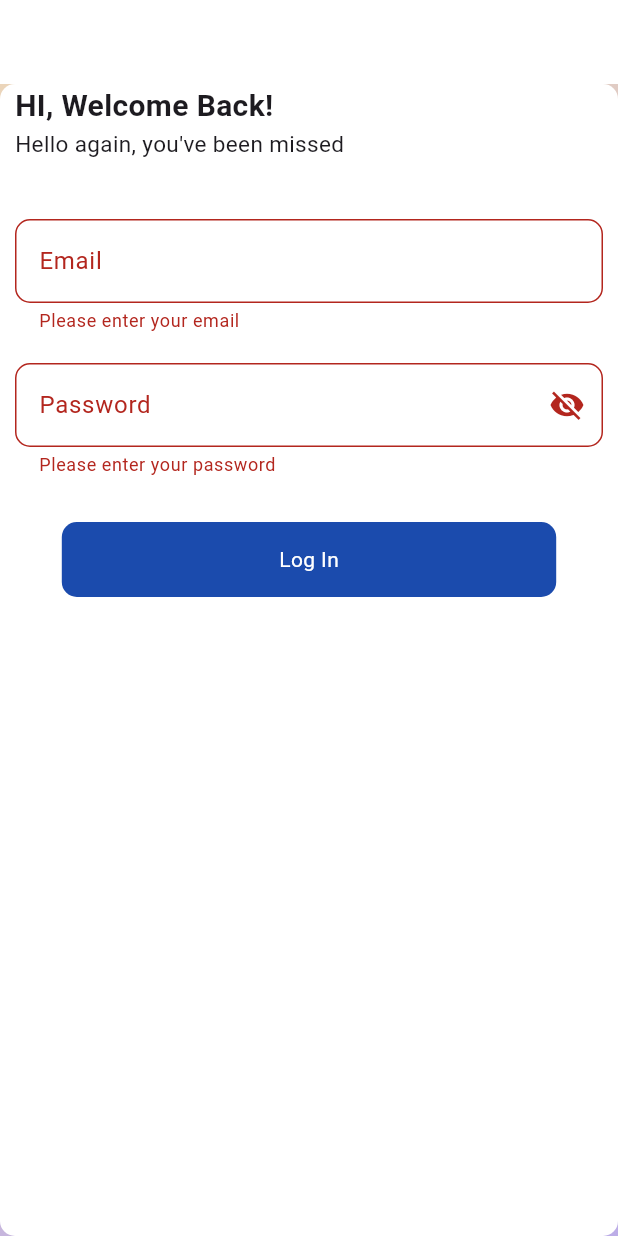
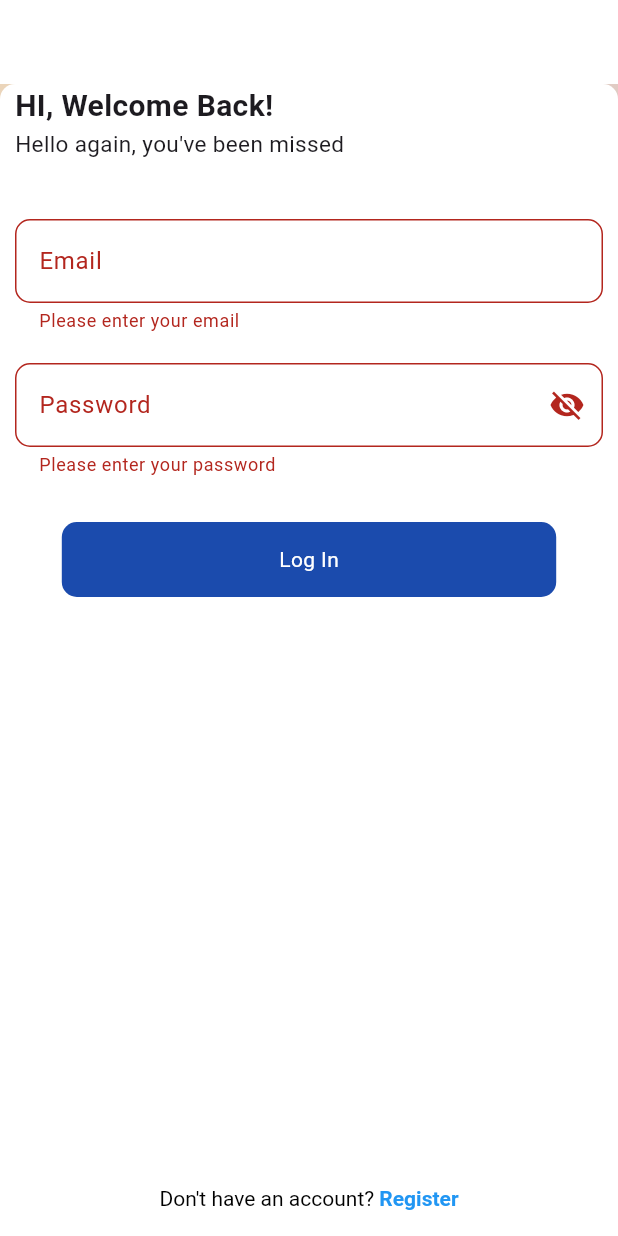
Before and after one commit to MagarKJ/chat_app, a Flutter app: the screen it shows after launch, after a tap on "Log In", on a phone screen of 412 x 824 dp. Run offline on Flutter 3.47's test engine with Material 3 defaults, Android fonts, the phone set to English and light mode, and no system bars; our stand-ins replace cloud_firestore, delightful_toast, dio, email_validator, firebase_auth, firebase_core and 4 more; accounts and stored records are empty.

Commit message:
completed auth

```diff
--- a/lib/auth/login.dart
+++ b/lib/auth/login.dart
@@ -48,6 +48,7 @@ class _LoginPageState extends State<LoginPage> {
       appBar: AppBar(
         surfaceTintColor: Colors.white,
         backgroundColor: Colors.white,
+        automaticallyImplyLeading: false,
       ),
       body: GestureDetector(
         onTap: () {
@@ -162,6 +163,33 @@ class _LoginPageState extends State<LoginPage> {
           ),
         ),
       ),
+      bottomSheet: GestureDetector(
+        onTap: () {
+          _navigationServices.pushNamed('/register');
+        },
+        child: Container(
+          width: Get.width,
+          height: 50,
+          color: Colors.white,
+          child: Center(
+            child: RichText(
+              text: const TextSpan(
+                text: 'Don\'t have an account? ',
+                style: TextStyle(color: Colors.black),
+                children: [
+                  TextSpan(
+                    text: 'Register',
+                    style: TextStyle(
+                      color: Colors.blue,
+                      fontWeight: FontWeight.bold,
+                    ),
+                  ),
+                ],
+              ),
+            ),
+          ),
+        ),
+      ),
     );
   }
 }
--- /dev/null
+++ b/lib/auth/services/database_service.dart
@@ -0,0 +1,35 @@
+import 'package:cloud_firestore/cloud_firestore.dart';
+import 'package:firebase_auth/firebase_auth.dart';
+
+import '../../model/user_profile.dart';
+
+class DatabaseService {
+  final FirebaseFirestore _firestore = FirebaseFirestore.instance;
+  CollectionReference? _usersCollection;
+
+  DatabaseService() {
+    _setupCollectionReferences();
+  }
+
+  void _setupCollectionReferences() async {
+    try {
+      // Reference to the Firestore "users" collection
+      _usersCollection =
+          _firestore.collection('users').withConverter<UserProfile>(
+                fromFirestore: (snapshot, _) =>
+                    UserProfile.fromJson(snapshot.data()!),
+                toFirestore: (userProfile, _) => userProfile.toJson(),
+              );
+    } catch (e) {
+      print("❌ Error saving to Firestore: $e");
+    }
+  }
+
+  Future<void> createUserProfile({required UserProfile userProfile}) async {
+    try {
+      await _usersCollection?.doc(userProfile.uid).set(userProfile);
+    } catch (e) {
+      print("❌ Error saving to Firestore: $e");
+    }
+  }
+}
--- a/lib/auth/services/navigation_services.dart
+++ b/lib/auth/services/navigation_services.dart
@@ -1,6 +1,8 @@
 import 'package:chat_app/auth/login.dart';
 import 'package:chat_app/homepage/homepage.dart';
 import 'package:flutter/material.dart';
+
+import '../signup.dart';
 
 class NavigationServices {
   late GlobalKey<NavigatorState> _navigatorKey;
@@ -8,6 +10,7 @@ class NavigationServices {
   final Map<String, Widget Function(BuildContext)> _routes = {
     "/login": (context) => const LoginPage(),
     "/home": (context) => const Homepage(),
+    "/register": (context) => const Register(),
   };
 
   GlobalKey<NavigatorState> get navigatorKey => _navigatorKey;
--- a/lib/utils/utils.dart
+++ b/lib/utils/utils.dart
@@ -1,6 +1,9 @@
 import 'package:chat_app/auth/services/alert_services.dart';
 import 'package:chat_app/auth/services/auth_services.dart';
+import 'package:chat_app/auth/services/database_service.dart';
+import 'package:chat_app/auth/services/media_service.dart';
 import 'package:chat_app/auth/services/navigation_services.dart';
+import 'package:chat_app/auth/services/storage_service.dart';
 import 'package:get_it/get_it.dart';
 
 Future<void> registerServices() async {
@@ -14,4 +17,13 @@ Future<void> registerServices() async {
   getIt.registerSingleton<AlertServices>(
     AlertServices(),
   );
+  getIt.registerSingleton<MediaService>(
+    MediaService(),
+  );
+  getIt.registerSingleton<StorageService>(
+    StorageService(),
+  );
+  getIt.registerSingleton<DatabaseService>(
+    DatabaseService(),
+  );
 }
--- a/pubspec.yaml
+++ b/pubspec.yaml
@@ -48,6 +48,8 @@ dependencies:
   image_picker: ^1.1.2
   path: ^1.9.0
   email_validator: ^3.0.0
+  dio:
+  fluttertoast: ^8.2.12
 
 dev_dependencies:
   flutter_test:
```
Also changed, not shown: lib/auth/services/auth_services.dart (+17 -0 lines), lib/auth/services/media_service.dart (added, +17 -0 lines), lib/auth/services/storage_service.dart (added, +62 -0 lines), lib/auth/signup.dart (+261 -0 lines), lib/model/user_profile.dart (added, +25 -0 lines), pubspec.lock.
